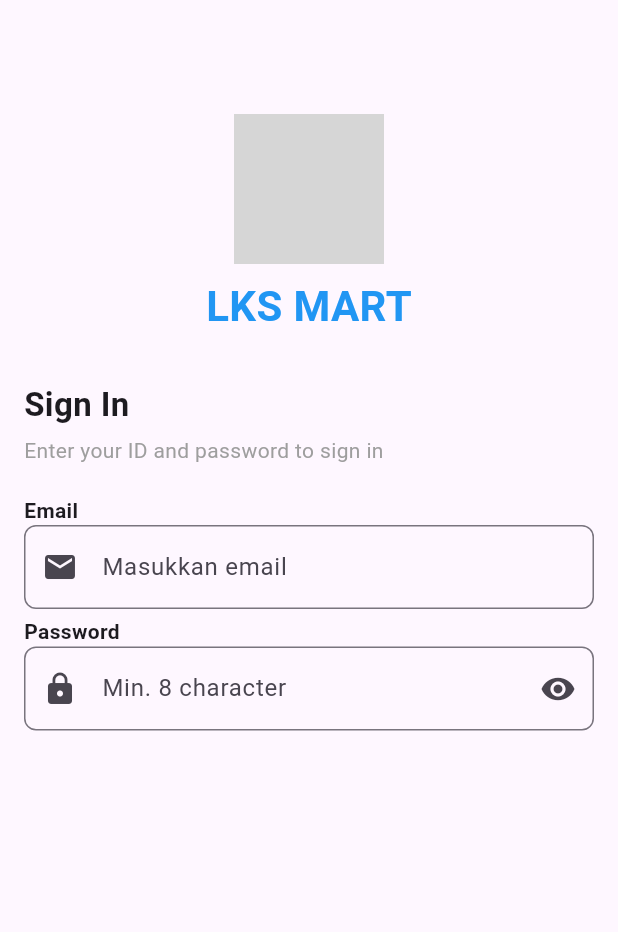
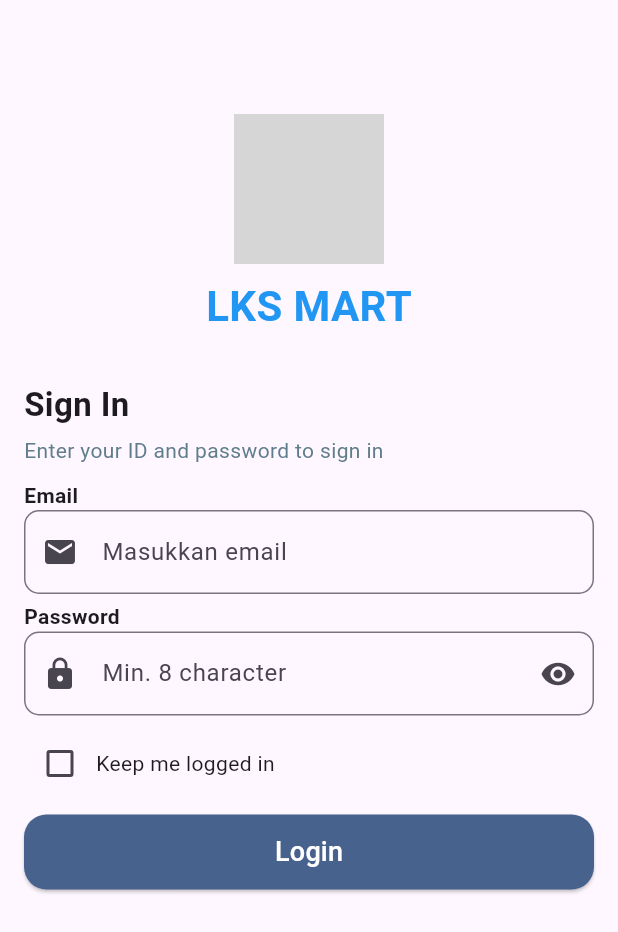
Before and after one commit to rfadwutm191/UTS_RifaDwiUtami_2410910040027, a Flutter app: the screen it shows after launch, on a phone screen of 412 x 824 dp. Shown: the top 932 px of the screen. Run offline on Flutter 3.47's test engine with Material 3 defaults, Android fonts, the light colour scheme and no system bars; grey boxes are pictures that could not be loaded.

Commit message:
update login

```diff
--- a/lib/main.dart
+++ b/lib/main.dart
@@ -11,7 +11,12 @@
   @override
   Widget build(BuildContext context) {
     return MaterialApp(
-      home: LoginPage(),
+      routes: {
+        "/" : (context) =>LoginPage(),
+        "/hal2" : (context)=>DaftarPage(),
+        },
+        initialRoute:  "/",
+      // home: LoginPage(),
     );
   }
 }
--- a/lib/uts/login.dart
+++ b/lib/uts/login.dart
@@ -9,6 +9,7 @@
 
 class _LoginPageState extends State<LoginPage> {
   bool _showPassword = true;
+  bool _keepLoggedIn = false;
   final TextEditingController _emailController = TextEditingController();
   final TextEditingController _passwordController = TextEditingController();
 
@@ -46,10 +47,10 @@
             SizedBox(height: 5),
             Text(
               "Enter your ID and password to sign in",
-              style: TextStyle(fontSize: 14, color: Colors.grey),
+              style: TextStyle(fontSize: 14, color: Colors.blueGrey),
             ),
 
-            SizedBox(height: 20),
+            SizedBox(height: 10),
             Text("Email", style: TextStyle(fontWeight: FontWeight.bold)),
             TextField(
               controller: _emailController,
@@ -57,12 +58,11 @@
                 prefixIcon: const Icon(Icons.email),
                 hintText: 'Masukkan email',
                 border: OutlineInputBorder(
-                  borderRadius: BorderRadius.circular(8),
+                  borderRadius: BorderRadius.circular(10),
                 ),
               ),
             ),
             SizedBox(height: 5),
-
             Text("Password", style: TextStyle(fontWeight: FontWeight.bold)),
             TextField(
               controller: _passwordController,
@@ -81,11 +81,46 @@
                 ),
                 hintText: 'Min. 8 character',
                 border: OutlineInputBorder(
-                  borderRadius: BorderRadius.circular(8),
+                  borderRadius: BorderRadius.circular(10),
                 ),
               ),
             ),
             SizedBox(height: 8),
+            Row(
+              children: [
+                Checkbox(
+                  value: _keepLoggedIn,
+                  onChanged: (value) {
+                    setState(() {
+                      _keepLoggedIn = value!;
+                    });
+                  },
+                ),
+                Text("Keep me logged in"),
+              ],
+            ),
+            SizedBox(height: 10),
+            SizedBox(
+              width: double.infinity,
+              height: 50,
+              child: ElevatedButton(
+                onPressed: () {
+                  Navigator.pushNamed(context, '/hal2');
+                },
+
+                style: ElevatedButton.styleFrom(
+                  backgroundColor: const Color.fromARGB(255, 72, 98, 142),
+                  shape: RoundedRectangleBorder(
+                    borderRadius: BorderRadius.circular(15),
+                  ),
+                ),
+
+                child: Text(
+                  "Login",
+                  style: TextStyle(fontSize: 18, color: Colors.white),
+                ),
+              ),
+            ),
           ],
         ),
       ),
```
